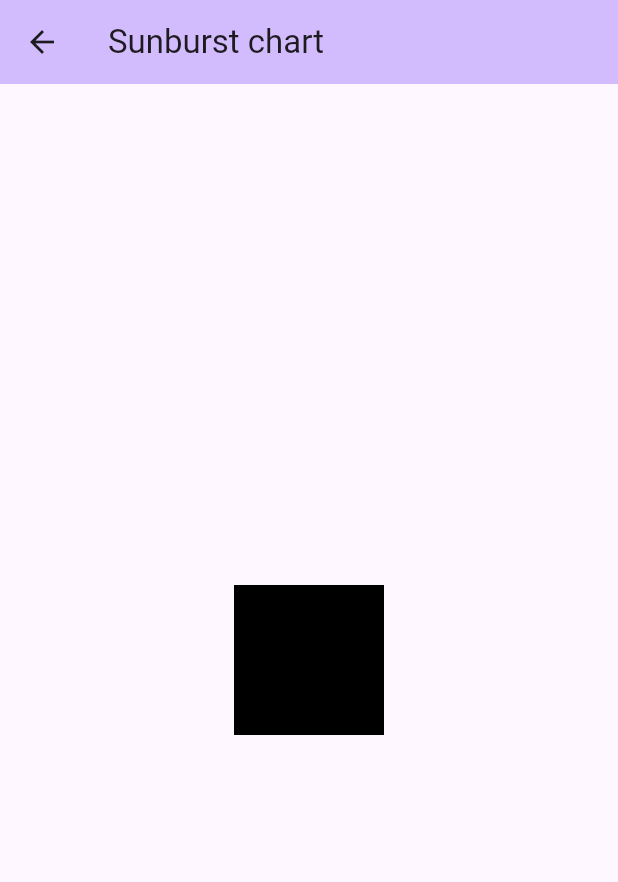
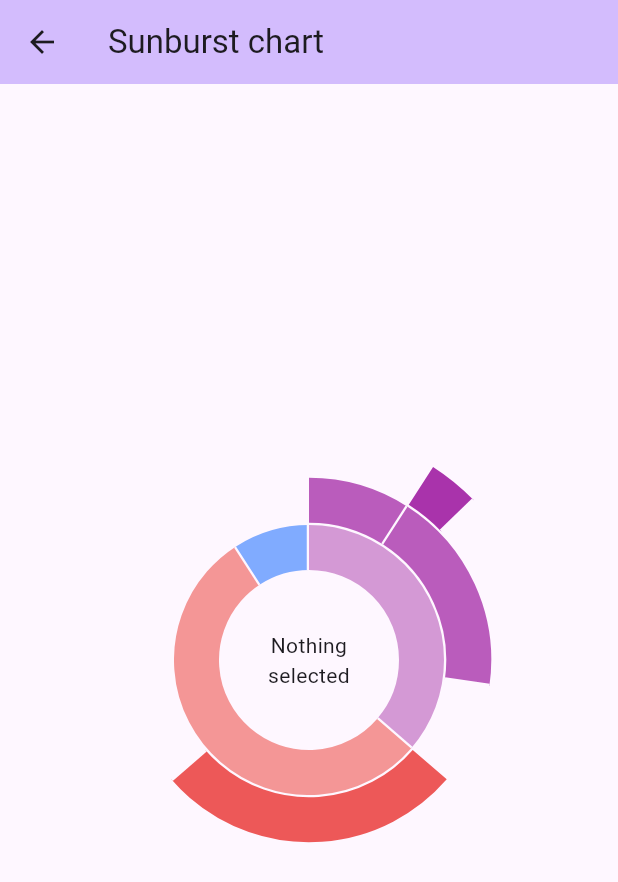
Before and after one commit to Code-Bloom-Software/cb_charts_flutter, a Flutter app: the screen it shows after launch, after a tap on "Sunburst chart", on a phone screen of 412 x 824 dp. Shown: the top 882 px of the screen. Run offline on Flutter 3.47's test engine with Material 2 defaults, Android fonts, the phone set to English and light mode, and no system bars.

Commit message:
Closes #2: implement the sunburst chart.

```diff
--- a/example/lib/sunburst_chart_page.dart
+++ b/example/lib/sunburst_chart_page.dart
@@ -9,16 +9,102 @@ class SunburstChartPage extends StatefulWidget {
 }
 
 class _SunburstChartPageState extends State<SunburstChartPage> {
+  final CBSunburstController _controller = CBSunburstController();
+
   @override
   Widget build(BuildContext context) {
-    return Scaffold(
-      appBar: AppBar(
-        backgroundColor: Theme.of(context).colorScheme.inversePrimary,
-        title: const Text('Sunburst chart'),
-      ),
-      body: Center(
-        child: SunburstChart(),
+    return GestureDetector(
+      onTap: () => _controller.dismiss(),
+      child: Scaffold(
+        appBar: AppBar(
+          backgroundColor: Theme.of(context).colorScheme.inversePrimary,
+          title: const Text('Sunburst chart'),
+        ),
+        body: Center(
+          child: CBSunburstChart(
+            controller: _controller,
+            centerInfoBuilder: (segment) => SizedBox(
+                width: 100,
+                child: Text(segment?.id ?? 'Nothing selected',
+                    textAlign: TextAlign.center,
+                    style: const TextStyle(fontSize: 14))),
+            data: CBSunburstData(
+                diameter: 150,
+                dividerWidth: 3,
+                segments: [
+                  CBSunburstSegment(
+                      id: 'Medium intensity',
+                      value: 20,
+                      width: 30,
+                      color: const Color(0xFFD499D5),
+                      selectedColor: const Color(0xFFA933AB),
+                      backgroundColor: Color.alphaBlend(Colors.white.withOpacity(0.8), const Color(0xFFA933AB)),
+                      children: [
+                        CBSunburstSegment(
+                          id: 'Running',
+                          value: 5,
+                          width: 30,
+                          color: const Color(0xFFBA5CBC),
+                          selectedColor: const Color(0xFFA933AB),
+                          backgroundColor: Color.alphaBlend(Colors.white.withOpacity(0.8), const Color(0xFFA933AB)),
+                        ),
+                        CBSunburstSegment(
+                          id: 'Playing',
+                          value: 10,
+                          width: 30,
+                          color: const Color(0xFFBA5CBC),
+                          selectedColor: const Color(0xFFA933AB),
+                          backgroundColor: Color.alphaBlend(Colors.white.withOpacity(0.8), const Color(0xFFA933AB)),
+                          children: [
+                            CBSunburstSegment(
+                                id: 'Playing fetch',
+                                value: 2,
+                                width: 30,
+                                color: const Color(0xFFA933AB),
+                                selectedColor: const Color(0xFFA933AB),
+                                backgroundColor: Color.alphaBlend(Colors.white.withOpacity(0.8), const Color(0xFFA933AB))
+                            )
+                          ]
+                        ),
+                      ]
+                  ),
+                  CBSunburstSegment(
+                      id: 'Low intensity',
+                      value: 30,
+                      width: 30,
+                      color: const Color(0xFFF49696),
+                      selectedColor: const Color(0xFFE92E2E),
+                      backgroundColor: Color.alphaBlend(Colors.white.withOpacity(0.8), const Color(0xFFE92E2E)),
+                      children: [
+                        CBSunburstSegment(
+                            id: 'Sleeping',
+                            value: 15,
+                            width: 30,
+                            color: const Color(0xFFED5858),
+                            selectedColor: const Color(0xFFE92E2E),
+                            backgroundColor: Color.alphaBlend(Colors.white.withOpacity(0.8), const Color(0xFFE92E2E))
+                        )
+                      ]
+                  ),
+                  CBSunburstSegment(
+                      id: 'High intensity',
+                      value: 5,
+                      width: 30,
+                      color: Color.alphaBlend(Colors.white.withOpacity(0.5), const Color(0xFF0056FF)),
+                      selectedColor: const Color(0xFF0056FF),
+                      backgroundColor: Color.alphaBlend(Colors.white.withOpacity(0.8), const Color(0xFF0056FF))
+                  )
+                ]
+            ),
+          ),
+        ),
       ),
     );
   }
+
+  @override
+  void dispose() {
+    _controller.dispose();
+    super.dispose();
+  }
 }
--- a/lib/cb_charts_flutter.dart
+++ b/lib/cb_charts_flutter.dart
@@ -1,3 +1,5 @@
 library cb_charts_flutter;
 
-export 'src/sunburst_chart/sunburst_chart.dart';
+export 'src/cb_sunburst_chart/cb_sunburst_controller.dart';
+export 'src/cb_sunburst_chart/cb_sunburst_chart.dart';
+export 'src/cb_sunburst_chart/cb_sunburst_data.dart';
--- /dev/null
+++ b/lib/src/cb_sunburst_chart/cb_sunburst_chart.dart
@@ -0,0 +1,137 @@
+import 'package:cb_charts_flutter/src/cb_sunburst_chart/cb_sunburst_components.dart';
+import 'package:cb_charts_flutter/src/cb_sunburst_chart/cb_sunburst_controller.dart';
+import 'package:cb_charts_flutter/src/cb_sunburst_chart/cb_sunburst_data.dart';
+import 'package:cb_charts_flutter/src/utils/math_utils.dart';
+import 'package:flutter/widgets.dart';
+
+/// It draws a sunburst chart. See a demo inside the example app.
+class CBSunburstChart extends StatefulWidget {
+  /// The chart controller (use it to dismiss a selection, for example)
+  final CBSunburstController? controller;
+
+  /// The chart data
+  final CBSunburstData data;
+
+  /// An optional builder to implement a widget that is shown in the chart center
+  final Widget Function(CBSunburstSegment? segment)? centerInfoBuilder;
+
+  const CBSunburstChart({super.key,
+    this.controller,
+    required this.data,
+    this.centerInfoBuilder
+  });
+
+  @override
+  State<CBSunburstChart> createState() => _CBSunburstChartState();
+}
+
+class _CBSunburstChartState extends State<CBSunburstChart> {
+  CBSunburstSegment? _lastSelected;
+  CBSunburstSegment? _selected;
+  final List<CBSunburstSegment> _selectedParents = [];
+
+  @override
+  void initState() {
+    widget.controller?.addListener(_dismiss);
+    super.initState();
+  }
+
+  @override
+  Widget build(BuildContext context) {
+    final segments = widget.data.segments;
+    final total = MathUtils.calcTotal(segments.map((e) => e.value).toList());
+
+    return Stack(
+      alignment: Alignment.center,
+      children: [
+        Stack(
+          alignment: Alignment.center,
+          children: _build(0, 1, total, 0, segments)
+        ),
+        widget.centerInfoBuilder?.call(_selected) ?? const SizedBox.shrink()
+      ],
+    );
+  }
+
+  List<Widget> _build(double fromChild, double toChild, double totalChild, int layer, List<CBSunburstSegment> segments) {
+    if (segments.isEmpty) {
+      return [];
+    }
+    return segments.asMap().entries.map((entry) {
+          final index = entry.key;
+          final segment = entry.value;
+          final width = segment.width;
+          final Color curColor;
+          final Color newColor;
+          final values = segments.map((e) => e.value).toList();
+          final range = toChild - fromChild;
+          final from = range * MathUtils.calcFromPercentage(values, index, max: totalChild) + fromChild;
+          final to = range * MathUtils.calcToPercentage(values, index, max: totalChild) + fromChild;
+
+          curColor = _lastSelected != null ? _lastSelected!.color : segment.color;
+          if (_selected != null) {
+            if (_selected?.id == segment.id) {
+              newColor = segment.selectedColor;
+            } else {
+              if (_selectedParents.map((e) => e.id).contains(segment.id)) {
+                newColor = segment.color;
+              } else {
+                newColor = segment.backgroundColor;
+              }
+            }
+          } else {
+            newColor = segment.color;
+          }
+
+          return [
+            GestureDetector(
+              onTap: () {
+                setState(() {
+                  _lastSelected = _selected;
+                  _selected = segment;
+                  _selectedParents.clear();
+                  CBSunburstSegment? parent = segment.parent;
+                  while (parent != null) {
+                    _selectedParents.add(parent);
+                    parent = parent.parent;
+                  }
+                });
+              },
+              child: TweenAnimationBuilder(
+                duration: const Duration(milliseconds: 200),
+                curve: Curves.decelerate,
+                tween: ColorTween(
+                  begin: curColor,
+                  end: newColor
+                ),
+                builder: (context, color, child) => CBSunburstSegmentWidget(
+                    id: segment.id,
+                    diameter: widget.data.diameter + 2 * (layer * width) + (layer * widget.data.dividerWidth),
+                    width: width,
+                    dividerWidth: widget.data.dividerWidth,
+                    color: color!,
+                    fromPercentage: from,
+                    toPercentage: to),
+              ),
+            ),
+            ..._build(from, to, segment.value, layer + 1, segment.children)
+          ];
+        })
+        .expand((element) => element)
+        .toList();
+  }
+
+  @override
+  void dispose() {
+    widget.controller?.removeListener(_dismiss);
+    super.dispose();
+  }
+
+  void _dismiss() {
+    setState(() {
+      _lastSelected = _selected;
+      _selected = null;
+      _selectedParents.clear();
+    });
+  }
+}
--- /dev/null
+++ b/lib/src/cb_sunburst_chart/cb_sunburst_components.dart
@@ -0,0 +1,106 @@
+import 'dart:math';
+
+import 'package:cb_charts_flutter/src/utils/math_utils.dart';
+import 'package:flutter/widgets.dart';
+
+class CBSunburstSegmentWidget extends StatelessWidget {
+  final String id;
+  final double diameter;
+  final double width;
+  final double dividerWidth;
+  final Color color;
+  final double fromPercentage;
+  final double toPercentage;
+
+  const CBSunburstSegmentWidget({super.key,
+    required this.id,
+    required this.diameter,
+    required this.width,
+    required this.dividerWidth,
+    required this.color,
+    required this.fromPercentage,
+    required this.toPercentage
+  });
+
+  @override
+  Widget build(BuildContext context) {
+    return CustomPaint(
+      size: Size.square(diameter + width),
+      painter: CBSunburstSegmentPainter(id, diameter, width, dividerWidth,
+          color, fromPercentage, toPercentage),
+    );
+  }
+}
+
+class CBSunburstSegmentPainter extends CustomPainter {
+  final String id;
+  final double diameter;
+  final double width;
+  final double dividerWidth;
+  final Color color;
+  final double fromPercentage;
+  final double toPercentage;
+  late final Paint _paint;
+  late final Paint _dividerPainter;
+
+  CBSunburstSegmentPainter(this.id, this.diameter, this.width,
+      this.dividerWidth, this.color, this.fromPercentage, this.toPercentage) {
+    _paint = Paint()
+      ..color = color
+      ..style = PaintingStyle.stroke
+      ..strokeWidth = width;
+    _dividerPainter = Paint()
+      ..strokeWidth = dividerWidth
+      ..blendMode = BlendMode.clear;
+  }
+
+  @override
+  void paint(Canvas canvas, Size size) {
+    const total = 2 * pi;
+    final center = Offset(size.width / 2, size.height / 2);
+    final radius = diameter/2;
+    final startAngle = -pi / 2 + (total * fromPercentage);
+    final angle = total * (toPercentage.clamp(0, 1) - fromPercentage);
+    final Offset arcEndPointP1 = MathUtils.calculateArcEndpoint(center, radius - width/2, startAngle, angle);
+    final Offset arcEndPointP2 = MathUtils.calculateArcEndpoint(center, radius + width/2, startAngle, angle);
+
+    canvas.saveLayer(Rect.largest, Paint());
+    canvas.drawArc(
+      Rect.fromCircle(center: center, radius: radius),
+      startAngle,
+      angle,
+      false,
+      _paint,
+    );
+    canvas.drawLine(arcEndPointP1, arcEndPointP2, _dividerPainter);
+    canvas.restore();
+  }
+
+  @override
+  bool shouldRepaint(covariant CustomPainter oldDelegate) {
+    if (oldDelegate is CBSunburstSegmentPainter) {
+      return oldDelegate.diameter != diameter ||
+          oldDelegate.width != width ||
+          oldDelegate.color != color ||
+          oldDelegate.fromPercentage != fromPercentage ||
+          oldDelegate.toPercentage != toPercentage;
+    }
+    return true;
+  }
+
+  @override
+  bool hitTest(Offset position) {
+    final segAngleFrom = 2 * fromPercentage * pi;
+    final segAngleTo = 2 * toPercentage * pi;
+    final centerX = (diameter + width)/2;
+    final centerY = (diameter + width)/2;
+    double angle = atan2(position.dy - centerY, position.dx - centerX);
+    angle = MathUtils.convertATan2To02pi(angle);
+
+    if (angle >= segAngleFrom && angle <= segAngleTo) {
+      final distance = sqrt(pow(position.dx - centerX, 2) + pow(position.dy - centerY, 2));
+      return distance >= (diameter - width)/2 && distance <= (diameter + width)/2;
+    }
+    return false;
+  }
+}
--- /dev/null
+++ b/lib/src/cb_sunburst_chart/cb_sunburst_controller.dart
@@ -0,0 +1,9 @@
+import 'package:flutter/widgets.dart';
+
+class CBSunburstController extends ChangeNotifier{
+
+  /// If there's a segment selected, it will be dismissed.
+  void dismiss() {
+    notifyListeners();
+  }
+}
--- /dev/null
+++ b/lib/src/cb_sunburst_chart/cb_sunburst_data.dart
@@ -0,0 +1,61 @@
+import 'dart:ui';
+
+import 'package:cb_charts_flutter/cb_charts_flutter.dart';
+
+/// The data structure to feed the [CBSunburstChart].
+class CBSunburstData {
+  /// The diameter of the first layer
+  final double diameter;
+
+  /// The divider width of segments and layer
+  final double dividerWidth;
+
+  /// The segments to draw the whole chart
+  final List<CBSunburstSegment> segments;
+
+  CBSunburstData({
+    required this.diameter,
+    this.dividerWidth = 2,
+    required this.segments
+  });
+}
+
+class CBSunburstSegment {
+  /// An unique id to this segment
+  final String id;
+
+  /// The value of this segment
+  final double value;
+
+  /// The width of this segment
+  final double width;
+
+  /// The color of this segment (without interaction)
+  final Color color;
+
+  /// The color of this segment (after selected)
+  final Color selectedColor;
+
+  /// The color of this segment (when this and its children are not selected)
+  final Color backgroundColor;
+
+  /// The children of this segment (defaults to empty)
+  final List<CBSunburstSegment> children;
+
+  /// The parent of this segment (null if this it's in the first layer)
+  CBSunburstSegment? parent;
+
+  CBSunburstSegment({
+    required this.id,
+    required this.value,
+    required this.width,
+    required this.color,
+    required this.selectedColor,
+    required this.backgroundColor,
+    this.children = const []
+  }) {
+    for (final child in children) {
+      child.parent = this;
+    }
+  }
+}
--- a/lib/src/sunburst_chart/sunburst_chart.dart
+++ /dev/null
@@ -1,15 +0,0 @@
-import 'package:flutter/widgets.dart';
-
-class SunburstChart extends StatefulWidget {
-  const SunburstChart({super.key});
-
-  @override
-  State<SunburstChart> createState() => _SunburstChartState();
-}
-
-class _SunburstChartState extends State<SunburstChart> {
-  @override
-  Widget build(BuildContext context) {
-    return Container(color: const Color(0xFF000000), width: 100, height: 100);
-  }
-}
--- /dev/null
+++ b/lib/src/utils/math_utils.dart
@@ -0,0 +1,30 @@
+import 'dart:math';
+import 'dart:ui';
+
+class MathUtils {
+
+  static double calcTotal(List<double> values) =>
+      values.reduce((value, element) => value + element);
+
+  static double calcFromPercentage(List<double> values, int index, {double? max}) => index == 0 ? 0.0 :
+  values.sublist(0, index).reduce((value,
+      element) => element + value) / (max ?? calcTotal(values));
+
+  static double calcToPercentage(List<double> values, int index, {double? max}) =>
+      values.sublist(0, index + 1).reduce((value, element) => element + value) /
+      (max ?? calcTotal(values));
+
+  static double convertATan2To02pi(double angle) {
+    if (angle >= -pi/2 && angle < pi) {
+      return angle + pi/2;
+    }
+    return 2.5 * pi + angle;
+  }
+
+  static Offset calculateArcEndpoint(Offset center, double radius, double startAngle, double sweepAngle) {
+    double x = center.dx + radius * cos(startAngle + sweepAngle);
+    double y = center.dy + radius * sin(startAngle + sweepAngle);
+
+    return Offset(x, y);
+  }
+}
```
